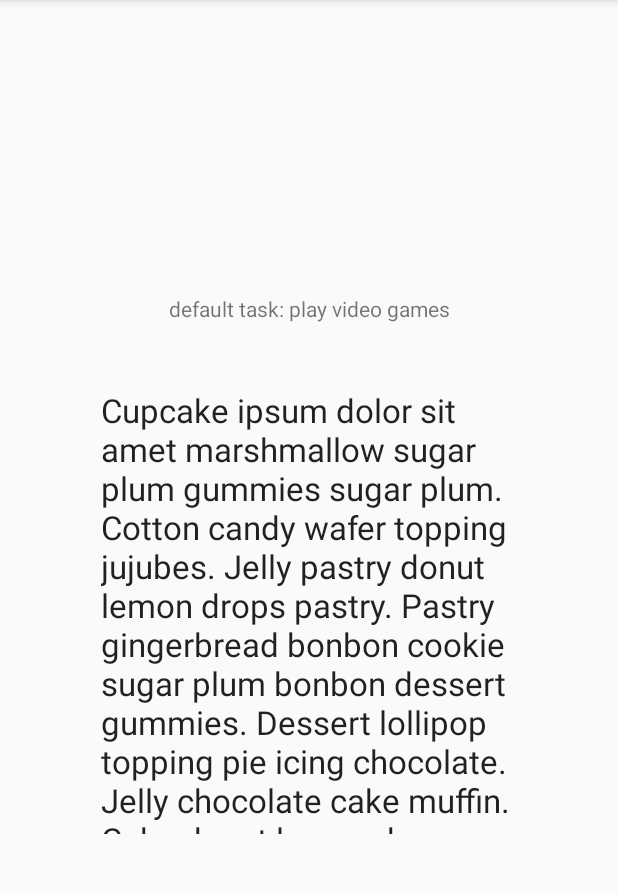
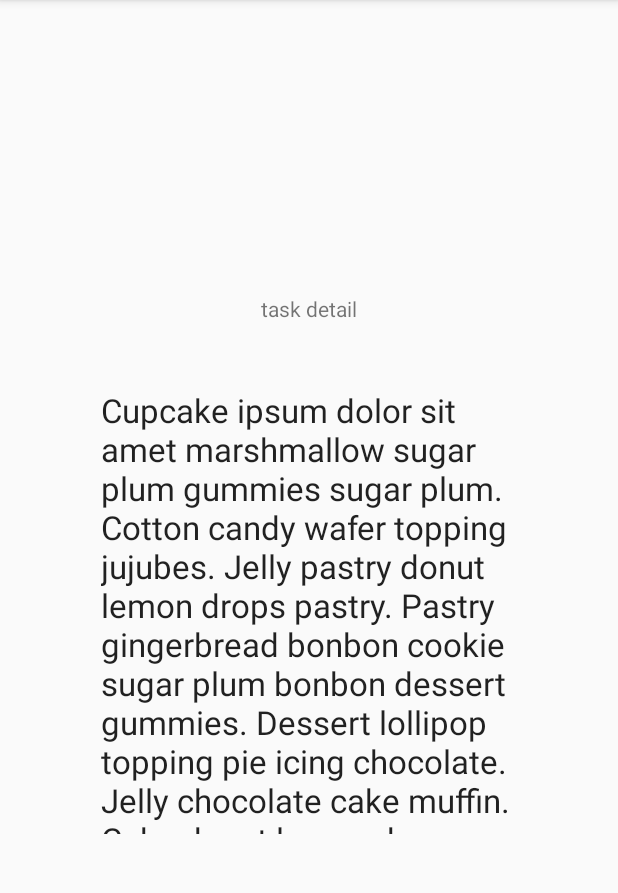
Before and after one commit to RomellPineda/taskmaster, an Android app: the Detail screen opened directly, with no data from a screen before it, on a phone screen of 412 x 824 dp, the part 84-977 px from its top. Run offline under Robolectric (Android 15) with nearby library versions, the phone set to English and light mode, and no system bars.

```diff
--- a/app/src/main/java/io/romellpineda/taskmaster/Detail.java
+++ b/app/src/main/java/io/romellpineda/taskmaster/Detail.java
@@ -16,9 +16,9 @@ public class Detail extends AppCompatActivity {
         setContentView(R.layout.activity_detail);
 
 
-        TextView taskTitle = findViewById(R.id.textView3);
-        SharedPreferences sP = PreferenceManager.getDefaultSharedPreferences(getApplicationContext());
-        String selectedTask = sP.getString("task", "default task: play video games");
-        taskTitle.setText(selectedTask);
+//        TextView taskTitle = findViewById(R.id.textView3);
+//        SharedPreferences sP = PreferenceManager.getDefaultSharedPreferences(getApplicationContext());
+//        String selectedTask = sP.getString("task", "default task: play video games");
+//        taskTitle.setText(selectedTask);
     }
 }
```
Also changed, not shown: app/src/main/java/io/romellpineda/taskmaster/MyTaskRecyclerViewAdapter.java (+11 -7 lines), app/src/main/res/layout/fragment_task.xml (+3 -4 lines).
